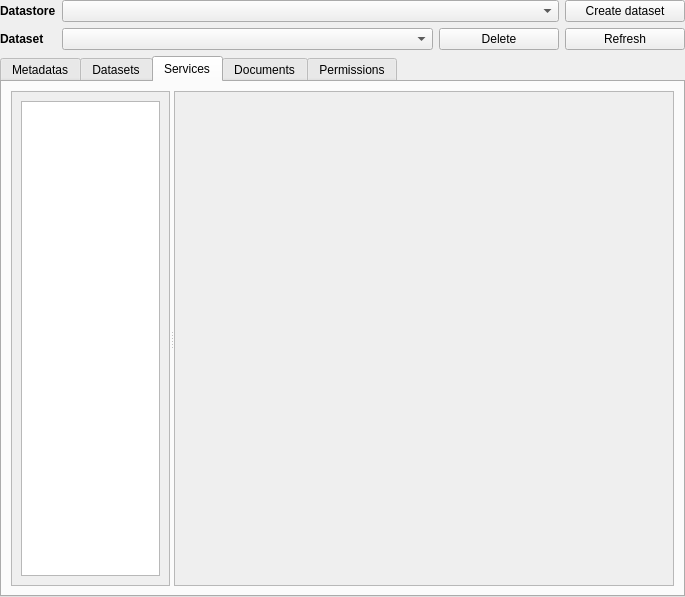
Qt form geoplateforme/gui/dashboard/wdg_dashboard.ui (Geoplateforme/plugin-qgis-geoplateforme) before a commit.
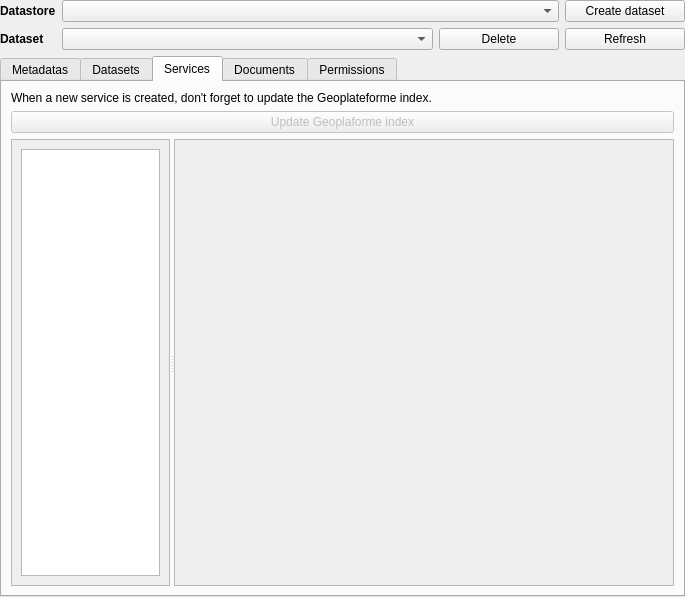
The same form after that commit. The open tabs and pages were chosen to show the change. Custom widgets are drawn as their Qt base class.

Commit message: fix(index): Ajout d'un bouton pour mettre a jour l'index de la geoplateforme

```diff
--- a/geoplateforme/gui/dashboard/wdg_dashboard.ui
+++ b/geoplateforme/gui/dashboard/wdg_dashboard.ui
@@ -243,8 +243,14 @@
        <string>Services</string>
       </attribute>
       <layout class="QGridLayout" name="gridLayout_9">
-       <item row="0" column="0">
+       <item row="1" column="0">
         <widget class="QSplitter" name="service_splitter">
+         <property name="sizePolicy">
+          <sizepolicy hsizetype="Expanding" vsizetype="Expanding">
+           <horstretch>0</horstretch>
+           <verstretch>0</verstretch>
+          </sizepolicy>
+         </property>
          <property name="orientation">
           <enum>Qt::Horizontal</enum>
          </property>
@@ -258,7 +264,7 @@
              <x>0</x>
              <y>0</y>
              <width>157</width>
-             <height>478</height>
+             <height>418</height>
             </rect>
            </property>
            <layout class="QGridLayout" name="gridLayout_6">
@@ -288,7 +294,7 @@
              <x>0</x>
              <y>0</y>
              <width>498</width>
-             <height>478</height>
+             <height>418</height>
             </rect>
            </property>
            <layout class="QGridLayout" name="gridLayout_7">
@@ -300,6 +306,33 @@
          </widget>
         </widget>
        </item>
+       <item row="0" column="0">
+        <layout class="QVBoxLayout" name="verticalLayout_4">
+         <property name="sizeConstraint">
+          <enum>QLayout::SetMinimumSize</enum>
+         </property>
+         <item>
+          <widget class="QLabel" name="lbl_update_index">
+           <property name="text">
+            <string>When a new service is created, don't forget to update the Geoplateforme index.</string>
+           </property>
+          </widget>
+         </item>
+         <item>
+          <widget class="QPushButton" name="btn_update_index">
+           <property name="enabled">
+            <bool>false</bool>
+           </property>
+           <property name="text">
+            <string>Update Geoplaforme index</string>
+           </property>
+           <property name="checkable">
+            <bool>false</bool>
+           </property>
+          </widget>
+         </item>
+        </layout>
+       </item>
       </layout>
      </widget>
      <widget class="QWidget" name="tab_document">
```
The commit also changes 5 other files.
